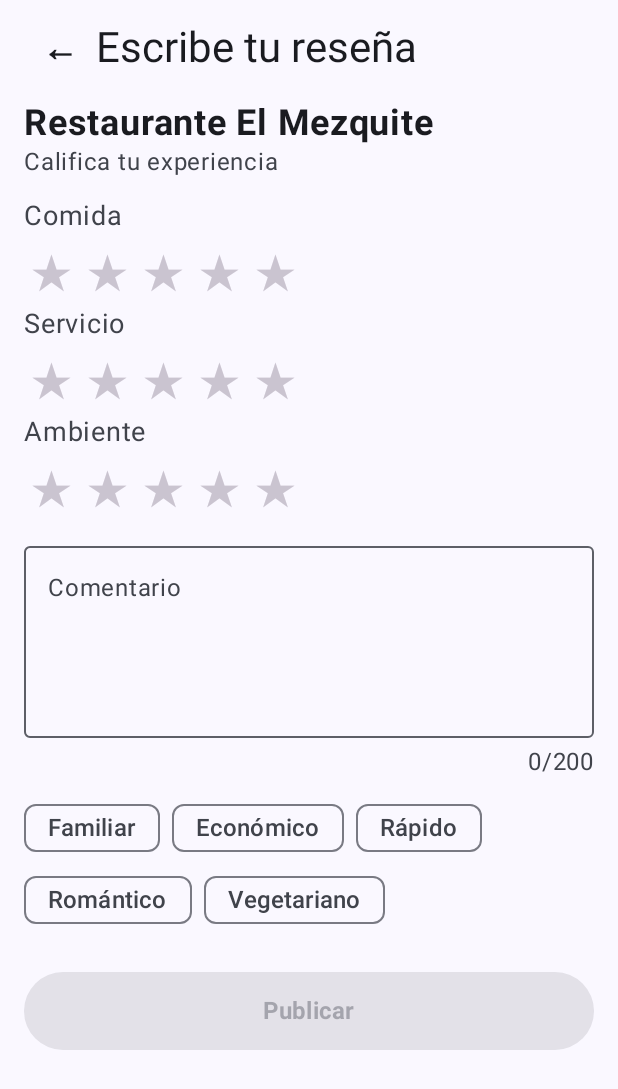
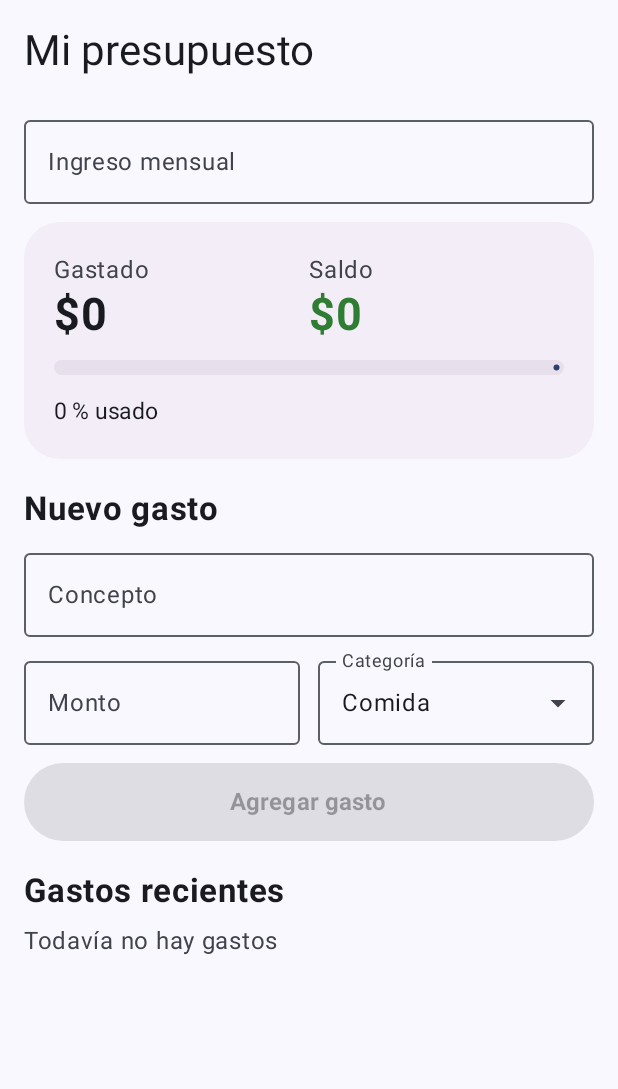
Before and after one commit to CurryBoard1/Manualview, an Android app built with Jetpack Compose: the screen it shows after launch (MainActivity), on a phone screen of 412 x 824 dp. Shown: the top 1089 px of the screen. Run offline under Robolectric (Android 15) with nearby library versions, the phone set to English and light mode, and no system bars.

Commit message:
9No trabajo

```diff
--- a/app/src/main/java/com/example/manualview/MainActivity.kt
+++ b/app/src/main/java/com/example/manualview/MainActivity.kt
@@ -3,10 +3,11 @@ package com.example.manualview
 import android.os.Bundle
 import androidx.activity.ComponentActivity
 import androidx.activity.compose.setContent
-import androidx.compose.foundation.clickable
+import androidx.compose.foundation.background
 import androidx.compose.foundation.layout.*
 import androidx.compose.foundation.rememberScrollState
 import androidx.compose.foundation.shape.RoundedCornerShape
+import androidx.compose.foundation.text.KeyboardOptions
 import androidx.compose.foundation.verticalScroll
 import androidx.compose.material3.*
 import androidx.compose.runtime.*
@@ -14,11 +15,13 @@ import androidx.compose.ui.Alignment
 import androidx.compose.ui.Modifier
 import androidx.compose.ui.graphics.Color
 import androidx.compose.ui.text.font.FontWeight
+import androidx.compose.ui.text.input.KeyboardType
 import androidx.compose.ui.tooling.preview.Preview
 import androidx.compose.ui.unit.dp
 import androidx.compose.ui.unit.sp
 import com.example.manualview.ui.theme.ManualviewTheme
 import java.util.Locale
+import kotlin.math.floor
 
 class MainActivity : ComponentActivity() {
     override fun onCreate(savedInstanceState: Bundle?) {
@@ -27,7 +30,7 @@ class MainActivity : ComponentActivity() {
             ManualviewTheme {
                 Surface(Modifier.fillMaxSize()) {
                     Box(Modifier.fillMaxSize().systemBarsPadding()) {
-                        ResenaScreen(onBack = { finish() })
+                        PresupuestoScreen()
                     }
                 }
             }
@@ -35,202 +38,284 @@ class MainActivity : ComponentActivity() {
     }
 }
 
-private val ETIQUETAS = listOf("Familiar", "Económico", "Rápido", "Romántico", "Vegetariano")
-private val DESCRIPCION = listOf("Sin calificar", "Malo", "Regular", "Bueno", "Muy bueno", "Excelente")
-private const val MAX_COMENTARIO = 200
-private val dorado = Color(0xFFF9A825)
+enum class Categoria(val nombre: String) {
+    COMIDA("Comida"),
+    TRANSPORTE("Transporte"),
+    RENTA("Renta"),
+    OCIO("Ocio"),
+    OTROS("Otros")
+}
+
+data class Gasto(
+    val id: Int,
+    val concepto: String,
+    val monto: Double,
+    val categoria: Categoria
+)
+
+private val rojo = Color(0xFFB3261E)
+private val verde = Color(0xFF2E7D32)
+private val naranja = Color(0xFFF9A825)
+
+// sin decimales cuando el número es entero ($2,000), con 2 si no ($85.50)
+private fun dinero(x: Double): String =
+    if (x == floor(x)) "$" + String.format(Locale.US, "%,.0f", x)
+    else "$" + String.format(Locale.US, "%,.2f", x)
 
 @Composable
-fun ResenaScreen(onBack: () -> Unit = {}) {
-    var comida by remember { mutableIntStateOf(0) }
-    var servicio by remember { mutableIntStateOf(0) }
-    var ambiente by remember { mutableIntStateOf(0) }
-    var comentario by remember { mutableStateOf("") }
-    var etiquetas by remember { mutableStateOf(setOf<String>()) }
-    var publicada by remember { mutableStateOf(false) }
+fun PresupuestoScreen() {
+    var ingresoTexto by remember { mutableStateOf("") }
+    val gastos = remember { mutableStateListOf<Gasto>() }
+    var siguienteId by remember { mutableIntStateOf(1) }
 
-    // derivados
-    val completo = comida > 0 && servicio > 0 && ambiente > 0
-    val general = (comida + servicio + ambiente) / 3.0
-    val puedePublicar = completo && comentario.trim().length >= 20
+    val ingreso = ingresoTexto.toDoubleOrNull() ?: 0.0
 
     Column(
         Modifier
             .fillMaxSize()
             .verticalScroll(rememberScrollState())
-            .padding(horizontal = 16.dp, vertical = 8.dp)
+            .padding(16.dp)
     ) {
-        Row(verticalAlignment = Alignment.CenterVertically) {
-            IconButton(onClick = onBack) {
-                Text("←", fontSize = 24.sp, fontWeight = FontWeight.Bold)
-            }
-            Text("Escribe tu reseña", style = MaterialTheme.typography.headlineMedium)
-        }
+        Text("Mi presupuesto", style = MaterialTheme.typography.headlineMedium)
+        Spacer(Modifier.height(20.dp))
+
+        OutlinedTextField(
+            value = ingresoTexto,
+            onValueChange = { ingresoTexto = it },
+            label = { Text("Ingreso mensual") },
+            prefix = { Text("$ ") },
+            keyboardOptions = KeyboardOptions(keyboardType = KeyboardType.Decimal),
+            singleLine = true,
+            modifier = Modifier.fillMaxWidth()
+        )
+
         Spacer(Modifier.height(12.dp))
+        ResumenPresupuesto(ingreso, gastos)
 
-        Text("Restaurante El Mezquite", fontSize = 24.sp, fontWeight = FontWeight.Bold)
-        Text("Califica tu experiencia", color = MaterialTheme.colorScheme.onSurfaceVariant)
-        Spacer(Modifier.height(12.dp))
+        Spacer(Modifier.height(20.dp))
+        FormularioGasto(onAgregar = { concepto, monto, categoria ->
+            gastos.add(Gasto(siguienteId, concepto, monto, categoria))
+            siguienteId++
+        })
 
-        FilaCalificacion("Comida", comida) { comida = it }
-        FilaCalificacion("Servicio", servicio) { servicio = it }
-        FilaCalificacion("Ambiente", ambiente) { ambiente = it }
+        Spacer(Modifier.height(20.dp))
+        ListaGastos(gastos, onEliminar = { g -> gastos.remove(g) })
+    }
+}
 
-        if (completo) {
-            Card(
-                colors = CardDefaults.cardColors(containerColor = Color(0xFFF3EDF7)),
-                shape = RoundedCornerShape(20.dp),
-                modifier = Modifier
-                    .fillMaxWidth()
-                    .padding(vertical = 12.dp)
+// concepto, monto, categoria y menuAbierto se quedan aquí: son estado de edición
+// y al padre solo le sirve recibir el gasto ya armado.
+@OptIn(ExperimentalMaterial3Api::class)
+@Composable
+fun FormularioGasto(onAgregar: (concepto: String, monto: Double, Categoria) -> Unit) {
+    var concepto by remember { mutableStateOf("") }
+    var montoTexto by remember { mutableStateOf("") }
+    var categoria by remember { mutableStateOf(Categoria.COMIDA) }
+    var menuAbierto by remember { mutableStateOf(false) }
+
+    val monto = montoTexto.toDoubleOrNull()
+    val valido = concepto.isNotBlank() && monto != null && monto > 0
+
+    Column {
+        Text("Nuevo gasto", fontSize = 22.sp, fontWeight = FontWeight.Bold)
+        Spacer(Modifier.height(8.dp))
+
+        OutlinedTextField(
+            value = concepto,
+            onValueChange = { concepto = it },
+            label = { Text("Concepto") },
+            singleLine = true,
+            modifier = Modifier.fillMaxWidth()
+        )
+
+        Row(
+            Modifier.padding(top = 8.dp),
+            horizontalArrangement = Arrangement.spacedBy(12.dp)
+        ) {
+            OutlinedTextField(
+                value = montoTexto,
+                onValueChange = { montoTexto = it },
+                label = { Text("Monto") },
+                keyboardOptions = KeyboardOptions(keyboardType = KeyboardType.Decimal),
+                singleLine = true,
+                modifier = Modifier.weight(1f)
+            )
+
+            ExposedDropdownMenuBox(
+                expanded = menuAbierto,
+                onExpandedChange = { menuAbierto = it },
+                modifier = Modifier.weight(1f)
             ) {
-                Row(
-                    Modifier
-                        .fillMaxWidth()
-                        .padding(horizontal = 20.dp, vertical = 18.dp),
-                    horizontalArrangement = Arrangement.SpaceBetween,
-                    verticalAlignment = Alignment.CenterVertically
+                OutlinedTextField(
+                    value = categoria.nombre,
+                    onValueChange = {},
+                    readOnly = true,
+                    label = { Text("Categoría") },
+                    trailingIcon = { ExposedDropdownMenuDefaults.TrailingIcon(expanded = menuAbierto) },
+                    modifier = Modifier.menuAnchor(ExposedDropdownMenuAnchorType.PrimaryNotEditable)
+                )
+                ExposedDropdownMenu(
+                    expanded = menuAbierto,
+                    onDismissRequest = { menuAbierto = false }
                 ) {
-                    Text(
-                        "Calificación general",
-                        fontSize = 18.sp,
-                        color = MaterialTheme.colorScheme.onSurfaceVariant
-                    )
-                    Row(verticalAlignment = Alignment.CenterVertically) {
-                        Text(
-                            String.format(Locale.US, "%.1f", general),
-                            fontSize = 24.sp,
-                            fontWeight = FontWeight.Bold
+                    Categoria.entries.forEach { c ->
+                        DropdownMenuItem(
+                            text = { Text(c.nombre) },
+                            onClick = {
+                                categoria = c
+                                menuAbierto = false
+                            }
                         )
-                        Spacer(Modifier.width(6.dp))
-                        Text("★", fontSize = 22.sp, color = dorado)
                     }
                 }
             }
         }
 
-        Spacer(Modifier.height(8.dp))
-        ComentarioField(comentario, { comentario = it }, MAX_COMENTARIO)
-
-        FlowRow(
-            Modifier.padding(top = 8.dp),
-            horizontalArrangement = Arrangement.spacedBy(8.dp)
-        ) {
-            ETIQUETAS.forEach { e ->
-                val marcada = e in etiquetas
-                FilterChip(
-                    selected = marcada,
-                    onClick = { etiquetas = if (marcada) etiquetas - e else etiquetas + e },
-                    label = { Text(e, fontSize = 16.sp) },
-                    leadingIcon = if (marcada) {
-                        { Text("✓", fontSize = 16.sp, fontWeight = FontWeight.Bold) }
-                    } else null
-                )
-            }
-        }
-
-        Spacer(Modifier.height(24.dp))
-        Button(
-            onClick = { publicada = true },
-            enabled = puedePublicar,
+        Spacer(Modifier.height(12.dp))
+        FilledTonalButton(
+            onClick = {
+                onAgregar(concepto.trim(), monto!!, categoria)
+                concepto = ""
+                montoTexto = ""
+            },
+            enabled = valido,
             modifier = Modifier.fillMaxWidth().height(52.dp)
-        ) { Text("Publicar", fontWeight = FontWeight.Bold, fontSize = 16.sp) }
-
-        if (publicada) {
-            Spacer(Modifier.height(16.dp))
-            ResumenResena(general, comentario, etiquetas)
-        }
-        Spacer(Modifier.height(16.dp))
+        ) { Text("Agregar gasto", fontWeight = FontWeight.Bold, fontSize = 16.sp) }
     }
 }
 
 @Composable
-private fun FilaCalificacion(nombre: String, rating: Int, onChange: (Int) -> Unit) {
-    Text(nombre, fontSize = 18.sp, color = MaterialTheme.colorScheme.onSurfaceVariant)
-    Row(
-        Modifier.fillMaxWidth(),
-        horizontalArrangement = Arrangement.SpaceBetween,
-        verticalAlignment = Alignment.CenterVertically
-    ) {
-        RatingBar(rating, onChange)
-        Text(
-            if (rating > 0) DESCRIPCION[rating] else "",
-            color = MaterialTheme.colorScheme.primary,
-            fontWeight = FontWeight.Bold,
-            fontSize = 18.sp
-        )
-    }
-}
-
-// si tocas la estrella que ya estaba marcada se quita la calificación (rating = 0).
-// Lo dejé aquí dentro para que cualquier pantalla que use RatingBar ya lo traiga.
-@Composable
-fun RatingBar(rating: Int, onRatingChange: (Int) -> Unit, modifier: Modifier = Modifier) {
-    Row(modifier) {
-        for (i in 1..5) {
-            Text(
-                "★",
-                fontSize = 32.sp,
-                color = if (i <= rating) dorado else Color(0xFFCAC4D0),
-                modifier = Modifier
-                    .clickable { onRatingChange(if (i == rating) 0 else i) }
-                    .padding(horizontal = 4.dp, vertical = 2.dp)
-            )
+fun ListaGastos(gastos: List<Gasto>, onEliminar: (Gasto) -> Unit) {
+    Column {
+        Text("Gastos recientes", fontSize = 22.sp, fontWeight = FontWeight.Bold)
+        Spacer(Modifier.height(8.dp))
+        if (gastos.isEmpty()) {
+            Text("Todavía no hay gastos", color = MaterialTheme.colorScheme.onSurfaceVariant)
+        }
+        gastos.forEach { g ->
+            Row(
+                Modifier
+                    .fillMaxWidth()
+                    .padding(vertical = 6.dp),
+                verticalAlignment = Alignment.CenterVertically
+            ) {
+                Column(Modifier.weight(1f)) {
+                    Text(g.concepto, fontWeight = FontWeight.Bold, fontSize = 19.sp)
+                    Text(g.categoria.nombre, color = MaterialTheme.colorScheme.onSurfaceVariant)
+                }
+                Text("−" + dinero(g.monto), color = rojo, fontWeight = FontWeight.Bold, fontSize = 18.sp)
+                IconButton(onClick = { onEliminar(g) }) {
+                    Text(
+                        "✕",
+                        fontSize = 18.sp,
+                        fontWeight = FontWeight.Bold,
+                        color = MaterialTheme.colorScheme.onSurfaceVariant
+                    )
+                }
+            }
         }
     }
 }
 
 @Composable
-fun ComentarioField(texto: String, onChange: (String) -> Unit, maximo: Int = 200) {
-    Column {
-        OutlinedTextField(
-            value = texto,
-            onValueChange = { if (it.length <= maximo) onChange(it) },
-            label = { Text("Comentario") },
-            minLines = 4,
-            modifier = Modifier.fillMaxWidth()
+fun ResumenPresupuesto(ingreso: Double, gastos: List<Gasto>) {
+
+    val total = gastos.sumOf { it.monto }
+    val saldo = ingreso - total
+    val porcentaje = if (ingreso > 0) (total / ingreso).toFloat() else 0f
+    val top = gastos
+        .groupBy { it.categoria }
+        .mapValues { (_, lista) -> lista.sumOf { it.monto } }
+        .maxByOrNull { it.value }
+
+    val fondoCard = when {
+        porcentaje > 1f -> Color(0xFFFBE4E1)
+        porcentaje >= 0.8f -> Color(0xFFFFF5DC)
+        else -> Color(0xFFF3EDF7)
+    }
+    val colorBarra = when {
+        porcentaje > 1f -> rojo
+        porcentaje >= 0.8f -> naranja
+        else -> MaterialTheme.colorScheme.primary
+    }
+
+    Card(
+        colors = CardDefaults.cardColors(containerColor = fondoCard),
+        shape = RoundedCornerShape(24.dp),
+        modifier = Modifier.fillMaxWidth()
+    ) {
+        Column(Modifier.padding(20.dp)) {
+            Row(Modifier.fillMaxWidth()) {
+                Column(Modifier.weight(1f)) {
+                    Text("Gastado", color = MaterialTheme.colorScheme.onSurfaceVariant)
+                    Text(dinero(total), fontSize = 30.sp, fontWeight = FontWeight.Bold)
+                }
+                Column(Modifier.weight(1f)) {
+                    Text("Saldo", color = MaterialTheme.colorScheme.onSurfaceVariant)
+                    Text(
+                        dinero(saldo),
+                        fontSize = 30.sp,
+                        fontWeight = FontWeight.Bold,
+                        color = if (saldo >= 0) verde else rojo
+                    )
+                }
+            }
+            Spacer(Modifier.height(12.dp))
+            LinearProgressIndicator(
+                progress = { porcentaje.coerceIn(0f, 1f) },
+                color = colorBarra,
+                trackColor = Color(0xFFE7E0EC),
+                modifier = Modifier
+                    .fillMaxWidth()
+                    .height(10.dp)
+            )
+            Spacer(Modifier.height(12.dp))
+            val textoTop = if (top != null) " · Mayor gasto: ${top.key.nombre} (${dinero(top.value)})" else ""
+            Text("${(porcentaje * 100).toInt()} % usado$textoTop", fontSize = 15.sp)
+        }
+    }
+
+    if (porcentaje > 1f) {
+        Alerta(
+            fondo = Color(0xFFF9DEDC),
+            colorTexto = Color(0xFF8C1D18),
+            texto = "Te pasaste del presupuesto por ${dinero(total - ingreso)}"
         )
-        Text(
-            "${texto.length}/$maximo",
-            color = if (texto.length >= 180) Color.Red else MaterialTheme.colorScheme.onSurfaceVariant,
-            modifier = Modifier
-                .align(Alignment.End)
-                .padding(top = 4.dp)
+    } else if (porcentaje >= 0.8f) {
+        Alerta(
+            fondo = Color(0xFFFFDFB5),
+            colorTexto = Color(0xFF7A4A00),
+            texto = "Cuidado: pasaste el 80 %"
         )
     }
 }
 
 @Composable
-fun ResumenResena(general: Double, comentario: String, etiquetas: Set<String>) {
-    Card(
-        colors = CardDefaults.cardColors(containerColor = Color(0xFFE6F4E7)),
-        shape = RoundedCornerShape(20.dp),
-        modifier = Modifier.fillMaxWidth()
+private fun Alerta(fondo: Color, colorTexto: Color, texto: String) {
+    Row(
+        Modifier
+            .fillMaxWidth()
+            .padding(top = 12.dp)
+            .background(fondo, RoundedCornerShape(16.dp))
+            .padding(horizontal = 16.dp, vertical = 14.dp),
+        verticalAlignment = Alignment.CenterVertically
     ) {
-        Column(Modifier.padding(20.dp), verticalArrangement = Arrangement.spacedBy(6.dp)) {
-            Text("¡Reseña publicada!", fontWeight = FontWeight.Bold, fontSize = 20.sp)
-            Text("Calificación general: ${String.format(Locale.US, "%.1f", general)} ★")
-            Text(comentario)
-            if (etiquetas.isNotEmpty()) {
-                Text(
-                    etiquetas.joinToString(" · "),
-                    color = MaterialTheme.colorScheme.onSurfaceVariant
-                )
-            }
-        }
+        Text("⚠️", fontSize = 20.sp)
+        Spacer(Modifier.width(12.dp))
+        Text(texto, color = colorTexto, fontWeight = FontWeight.Bold, fontSize = 17.sp)
     }
 }
 
 @Preview(showBackground = true)
 @Composable
-fun RatingBarPreview() {
-    ManualviewTheme { RatingBar(rating = 4, onRatingChange = {}) }
-}
-
-@Preview(showBackground = true, heightDp = 800)
-@Composable
-fun ResenaScreenPreview() {
+fun ListaGastosPreview() {
     ManualviewTheme {
-        ResenaScreen()
+        ListaGastos(
+            gastos = listOf(
+                Gasto(1, "Renta mensual", 2000.0, Categoria.RENTA),
+                Gasto(2, "Despensa", 650.0, Categoria.COMIDA)
+            ),
+            onEliminar = {}
+        )
     }
 }
```
